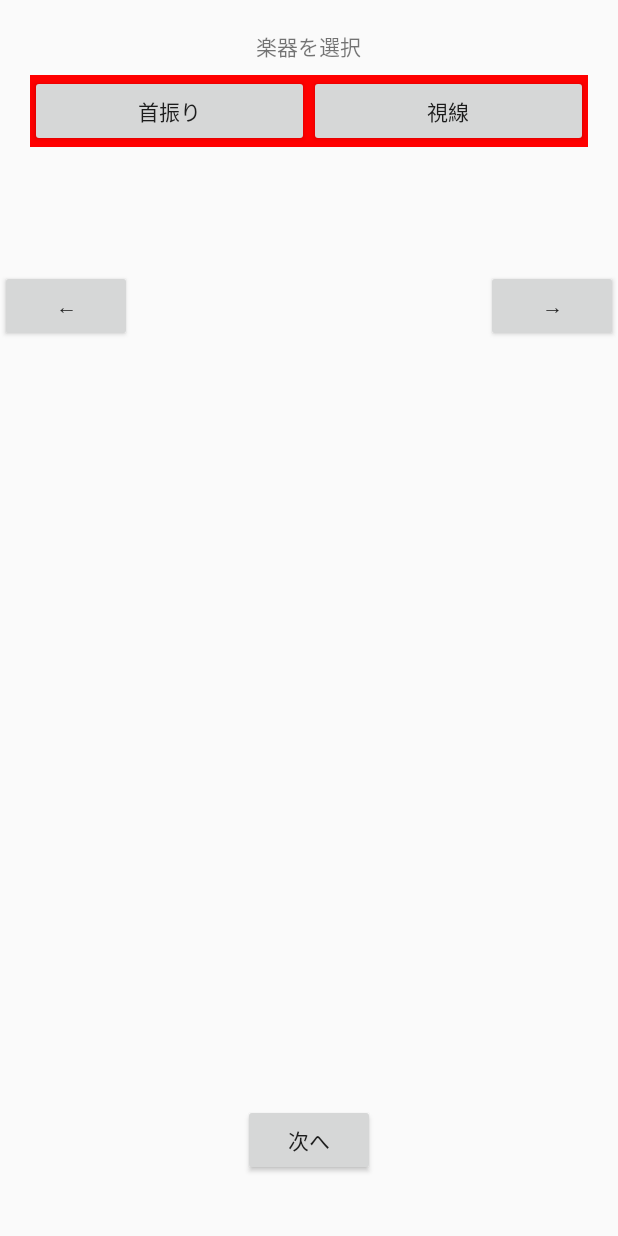
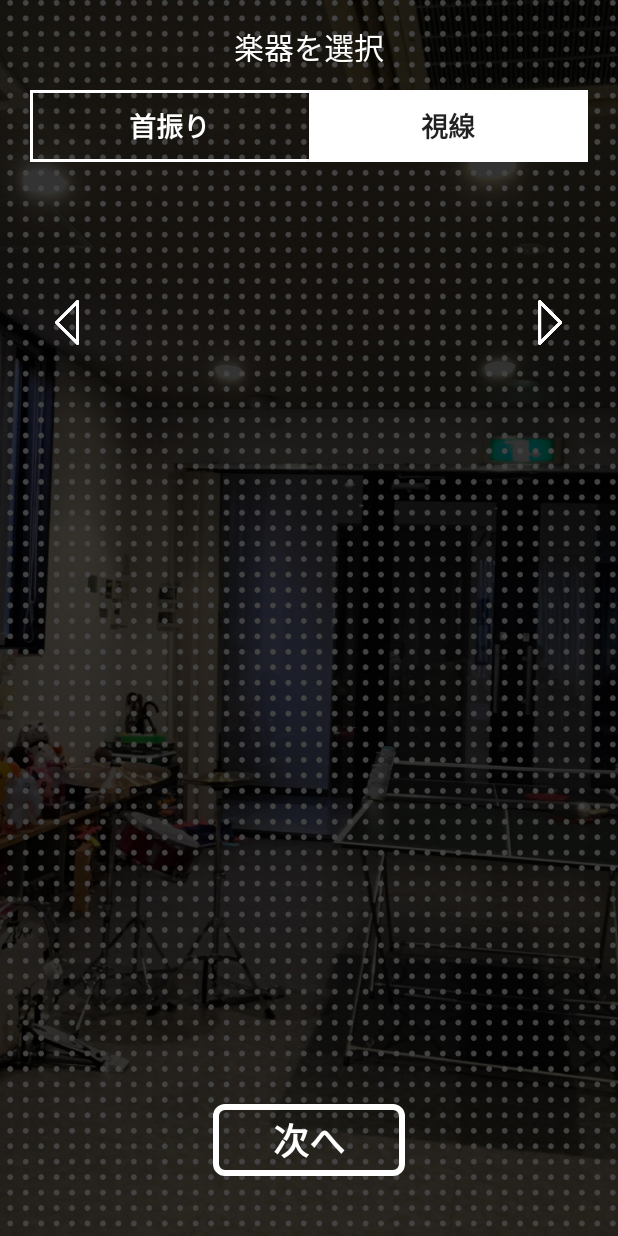
Before and after one commit to akitoshi-n/tmga_2, an Android app: the SelectInstrumentsActivity screen opened directly, with no data from a screen before it, on a phone screen of 412 x 824 dp. Run offline under Robolectric (Android 15) with nearby library versions, the phone set to English and light mode, and no system bars.

Commit message:
update design

```diff
--- a/app/src/main/res/layout/activity_main.xml
+++ b/app/src/main/res/layout/activity_main.xml
@@ -8,7 +8,7 @@
         android:src="@drawable/main_background"
         android:layout_width="match_parent"
         android:layout_height="match_parent"
-        android:scaleType="centerCrop"/>
+        android:scaleType="centerCrop" />
 
     <TextView
         android:text="ポポコ"
@@ -33,10 +33,10 @@
         android:paddingRight="36dp"
         android:paddingLeft="40dp"
         android:paddingBottom="6dp"
-        android:background="@drawable/frame_button_style"
+        android:background="@drawable/frame_button_transparent_bold"
         android:layout_centerHorizontal="true"
         android:layout_below="@id/top_title"
         android:layout_marginTop="120dp"
-        android:drawableRight="@drawable/engel"/>
+        android:drawableRight="@drawable/engel_emoji"/>
 
 </RelativeLayout>
--- a/app/src/main/res/layout/select_instruments_activity.xml
+++ b/app/src/main/res/layout/select_instruments_activity.xml
@@ -4,56 +4,103 @@
     android:layout_width="match_parent"
     android:layout_height="match_parent">
 
+    <ImageView
+        android:src="@drawable/main_background"
+        android:layout_width="match_parent"
+        android:layout_height="match_parent"
+        android:scaleType="centerCrop" />
+
     <TextView
         android:layout_width="wrap_content"
         android:layout_height="wrap_content"
         android:text="楽器を選択"
+        android:textColor="@color/white"
+        android:textSize="20dp"
         android:layout_centerHorizontal="true"
-        android:layout_marginTop="20dp"/>
+        android:layout_marginTop="16dp"/>
+
+    <RelativeLayout
+        android:layout_width="match_parent"
+        android:layout_height="wrap_content"
+        android:layout_marginLeft="20dp"
+        android:layout_marginRight="20dp"
+        android:layout_marginTop="60dp"
+        android:background="@drawable/frame_button_transparent_thin">
 
         <LinearLayout
             android:layout_width="match_parent"
             android:layout_height="wrap_content"
-        android:background="@color/red"
-        android:layout_marginLeft="20dp"
-        android:layout_marginRight="20dp"
             android:orientation="horizontal"
-        android:layout_marginTop="50dp">
+            android:layout_gravity="center">
+
+            <LinearLayout
+                android:layout_width="0dp"
+                android:layout_height="match_parent"
+                android:layout_weight="1">
+
+            </LinearLayout>
+
+            <LinearLayout
+                android:layout_width="0dp"
+                android:layout_height="match_parent"
+                android:layout_weight="1">
+
+            </LinearLayout>
+
+        </LinearLayout>
+
+
+        <LinearLayout
+            android:layout_width="match_parent"
+            android:layout_height="wrap_content"
+            android:orientation="horizontal"
+            android:layout_gravity="center">
 
             <Button
                 android:id="@+id/button_select_kubifuri"
                 android:layout_width="0dp"
                 android:layout_height="wrap_content"
                 android:layout_weight="1"
-            android:text="首振り"/>
+                android:text="首振り"
+                android:textSize="18dp"
+                android:textStyle="bold"
+                android:textColor="@color/white"
+                android:background="#00ffffff"/>
 
             <Button
                 android:id="@+id/button_select_sisen"
                 android:layout_width="0dp"
                 android:layout_height="wrap_content"
                 android:layout_weight="1"
-            android:text="視線"/>
+                android:text="視線"
+                android:textSize="18dp"
+                android:textStyle="bold"
+                android:background="@color/white"/>
 
         </LinearLayout>
+
+    </RelativeLayout>
 
     <RelativeLayout
         android:layout_width="match_parent"
         android:layout_height="wrap_content"
-        android:layout_marginTop="180dp">
+        android:layout_marginTop="200dp">
 
-        <Button
+        <ImageView
             android:id="@+id/select_left"
+            android:src="@drawable/left_arrow"
             android:layout_width="wrap_content"
-            android:layout_height="wrap_content"
+            android:layout_height="30dp"
             android:layout_alignParentLeft="true"
-            android:text="←"/>
+            android:scaleType="centerInside"/>
 
-        <Button
+        <ImageView
             android:id="@+id/select_right"
+            android:src="@drawable/right_arrow"
             android:layout_width="wrap_content"
-            android:layout_height="wrap_content"
+            android:layout_height="30dp"
             android:layout_alignParentRight="true"
-            android:text="→" />
+            android:scaleType="centerInside"/>
 
     </RelativeLayout>
 
@@ -62,8 +109,14 @@
         android:layout_width="wrap_content"
         android:layout_height="wrap_content"
         android:text="次へ"
+        android:textSize="24dp"
+        android:textColor="@color/white"
+        android:textStyle="bold"
+        android:paddingRight="40dp"
+        android:paddingLeft="40dp"
         android:layout_centerHorizontal="true"
         android:layout_alignParentBottom="true"
-        android:layout_marginBottom="40dp"/>
+        android:layout_marginBottom="40dp"
+        android:background="@drawable/frame_button_transparent_bold"/>
 
 </RelativeLayout>
```
Also changed, not shown: app/src/main/res/drawable/frame_button_style.xml (deleted, +0 -16 lines), app/src/main/res/layout/select_bgm_activity.xml (+32 -11 lines), app/src/main/res/drawable/engel.png (deleted), app/src/main/res/drawable/sax_emoji.png (added), 1 other file. Lines whose indentation alone changed are shown as unchanged.
